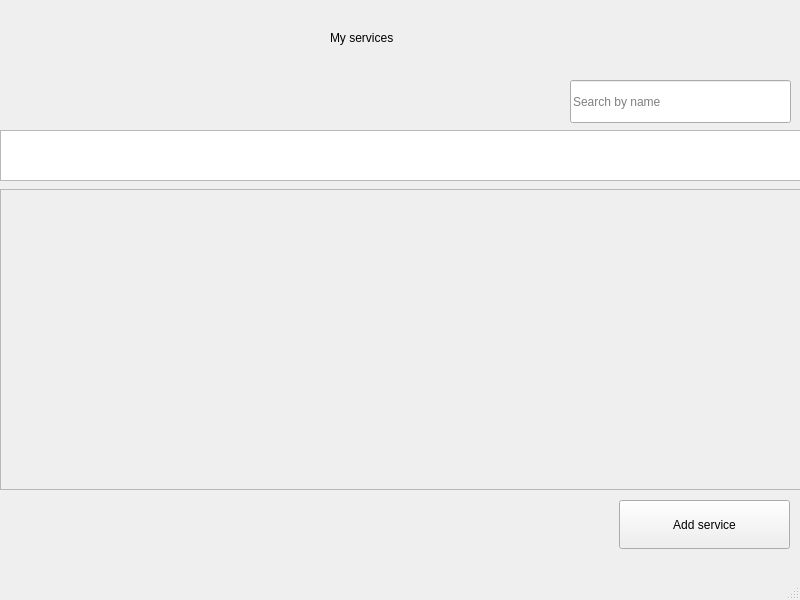
The window that src/UI/mainwindow.ui (Kracocks/ToolBox) describes before a commit, drawn with Qt 5.
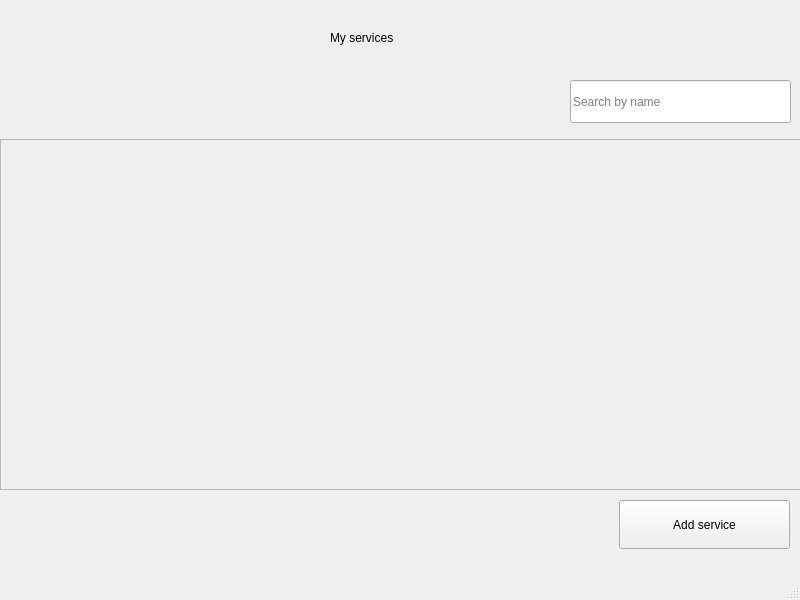
The same window after the commit.

Commit message: remove table

What changed in the file:
```diff
--- a/src/UI/mainwindow.ui
+++ b/src/UI/mainwindow.ui
@@ -40,16 +40,6 @@
      <string/>
     </property>
    </widget>
-   <widget class="QTableWidget" name="servicesTable">
-    <property name="geometry">
-     <rect>
-      <x>0</x>
-      <y>130</y>
-      <width>801</width>
-      <height>51</height>
-     </rect>
-    </property>
-   </widget>
    <widget class="QPushButton" name="addServiceBtn">
     <property name="geometry">
      <rect>
@@ -86,9 +76,9 @@
     <property name="geometry">
      <rect>
       <x>0</x>
-      <y>189</y>
+      <y>139</y>
       <width>801</width>
-      <height>301</height>
+      <height>351</height>
      </rect>
     </property>
     <layout class="QHBoxLayout" name="hbox_layout">
@@ -103,7 +93,7 @@
           <x>0</x>
           <y>0</y>
           <width>797</width>
-          <height>297</height>
+          <height>347</height>
          </rect>
         </property>
        </widget>
```
The commit also changes 2 other files.
